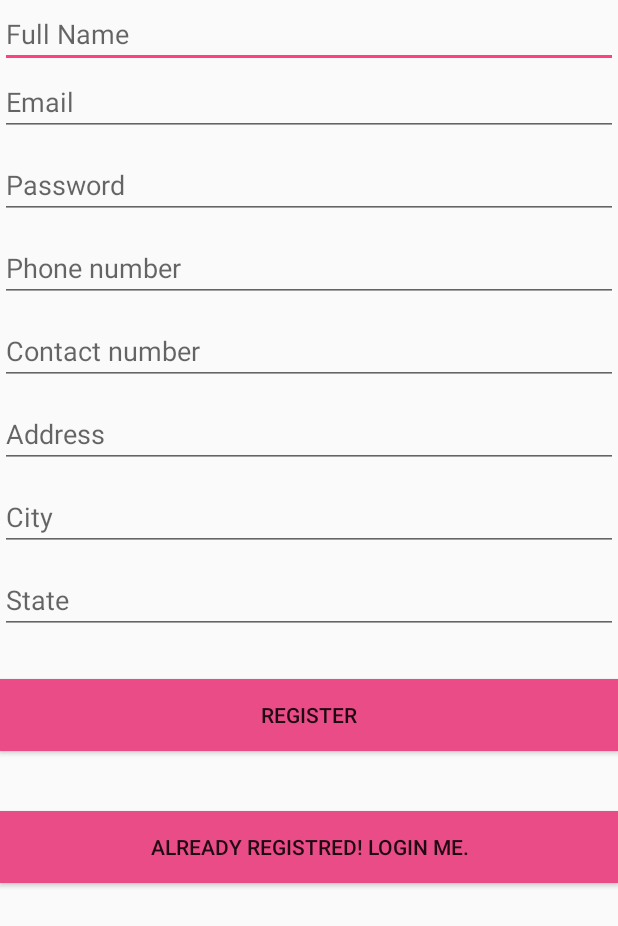
After one commit to indira15/usedbooks, an Android app: the layout activity_register.xml on its own in the app's theme, with its tools: preview values and no code run, on a phone screen of 412 x 824 dp. The commit adds this screen. Shown: the top 926 px of the screen. Run offline under Robolectric (Android 15) with nearby library versions, the phone set to English and light mode, and no system bars.

Commit message:
register activity

```diff
--- a/app/build.gradle
+++ b/app/build.gradle
@@ -33,6 +33,7 @@ dependencies {
     compile 'com.squareup.retrofit2:converter-gson:2.2.0'
     compile 'com.android.support:cardview-v7:25.3.0'
     compile 'com.android.support:design:25.3.0'
+    compile 'com.squareup.okhttp3:okhttp:3.1.2'
 
     testCompile 'junit:junit:4.12'
 }
--- a/app/src/main/AndroidManifest.xml
+++ b/app/src/main/AndroidManifest.xml
@@ -17,10 +17,6 @@
         android:label="@string/app_name"
         android:supportsRtl="true"
         android:theme="@style/AppTheme">
-        <activity
-            android:name=".LoginActivity"
-            android:label="@string/app_name">
-        </activity>
 
         <activity android:name=".BooksListActivity"
             android:label="@string/app_name">
--- a/app/src/main/java/com/indira/usedbooks/RetrofitUtils.java
+++ b/app/src/main/java/com/indira/usedbooks/RetrofitUtils.java
@@ -11,7 +11,7 @@ import okhttp3.MultipartBody;
 import okhttp3.RequestBody;
 
 /**
- * Created by jotishsuthar on 10/04/17.
+ * Created
  */
 
 public class RetrofitUtils {
--- a/app/src/main/java/com/indira/usedbooks/entity/Response.java
+++ b/app/src/main/java/com/indira/usedbooks/entity/Response.java
@@ -1,7 +1,7 @@
 package com.indira.usedbooks.entity;
 
 /**
- * Created by jotishsuthar on 10/04/17.
+ * Created by indusuthar on 10/04/17.
  */
 
 public class Response {
--- /dev/null
+++ b/app/src/main/res/layout/activity_register.xml
@@ -0,0 +1,118 @@
+<LinearLayout xmlns:android="http://schemas.android.com/apk/res/android"
+    xmlns:tools="http://schemas.android.com/tools"
+    android:layout_width="match_parent"
+    android:layout_height="match_parent"
+    android:gravity="center_horizontal"
+    android:orientation="vertical">
+
+
+    <EditText
+        android:id="@+id/name"
+        android:layout_width="fill_parent"
+        android:layout_height="wrap_content"
+        android:hint="@string/name"
+        android:inputType="text"
+        android:digits="abcdefghijklmnopqrstuvwxyzABCDEFGHIJKLMNOPQRSTUVWXYZ"
+        android:maxLength="25"/>
+
+
+
+
+    <EditText
+        android:id="@+id/email"
+        android:layout_width="fill_parent"
+        android:layout_height="wrap_content"
+        android:layout_marginBottom="10dp"
+        android:hint="@string/email"
+        android:maxLength="25"
+        android:inputType="textEmailAddress"
+        />
+
+    <EditText
+        android:id="@+id/password"
+        android:layout_width="fill_parent"
+        android:layout_height="wrap_content"
+        android:layout_marginBottom="10dp"
+        android:hint="@string/password"
+        android:maxLength="25"
+        android:inputType="textPassword"
+
+         />
+
+    <EditText
+        android:id="@+id/phoneno"
+        android:layout_width="fill_parent"
+        android:layout_height="wrap_content"
+        android:layout_marginBottom="10dp"
+        android:hint="@string/phoneno"
+        android:maxLength="14"
+        android:inputType="phone"
+        />
+
+    <EditText
+        android:id="@+id/phoneno2"
+        android:layout_width="fill_parent"
+        android:layout_height="wrap_content"
+        android:layout_marginBottom="10dp"
+        android:hint="@string/phoneno2"
+        android:maxLength="14"
+        android:inputType="phone"
+
+        />
+
+    <EditText
+        android:id="@+id/address"
+        android:layout_width="fill_parent"
+        android:layout_height="wrap_content"
+        android:layout_marginBottom="10dp"
+        android:hint="@string/address"
+        android:maxLength="30"
+        android:inputType="textPostalAddress"
+
+        />
+    <EditText
+        android:id="@+id/city"
+        android:digits="abcdefghijklmnopqrstuvwxyzABCDEFGHIJKLMNOPQRSTUVWXYZ"
+        android:layout_width="fill_parent"
+        android:layout_height="wrap_content"
+        android:layout_marginBottom="10dp"
+        android:maxLength="25"
+        android:inputType="text"
+        android:hint="@string/city"
+        />
+    <EditText
+        android:id="@+id/state"
+        android:digits="abcdefghijklmnopqrstuvwxyzABCDEFGHIJKLMNOPQRSTUVWXYZ"
+        android:layout_width="fill_parent"
+        android:layout_height="wrap_content"
+        android:layout_marginBottom="10dp"
+        android:hint="@string/state"
+        android:maxLength="25"
+        android:inputType="text"
+        />
+
+
+
+
+    <!-- Login Button -->
+
+    <Button
+        android:id="@+id/btnRegister"
+        android:layout_width="fill_parent"
+        android:layout_height="wrap_content"
+        android:layout_marginTop="20dip"
+        android:background="#ea4c88"
+        android:text="@string/btn_register"
+        />
+
+    <!-- Link to Login Screen -->
+
+    <Button
+        android:id="@+id/btnLinkToLoginScreen"
+        android:layout_width="fill_parent"
+        android:layout_height="wrap_content"
+        android:layout_marginTop="40dip"
+        android:background="#ea4c88"
+        android:text="@string/btn_link_to_login"
+         />
+</LinearLayout>
--- a/app/src/main/res/values/strings.xml
+++ b/app/src/main/res/values/strings.xml
@@ -8,7 +8,22 @@
     <string name="edition">Edition</string>
     <string name="cost">Cost</string>
     <string name="Submit">Submit</string>
-    <string name="prompt_password">Password (optional)</string>
+    <string name="name">Full Name</string>
+    <string name="email">Email</string>
+    <string name="phoneno">Phone number</string>
+    <string name="phoneno2">Contact number</string>
+    <string name="address">Address</string>
+    <string name="city">City</string>
+    <string name="state">State</string>
+    <string name="password">Password</string>
+    <string name="btn_link_to_register">Not a member? Sign up now.</string>
+    <string name="btn_link_to_login">Already registred! Login Me.</string>
+    <string name="welcome">Welcome</string>
+    <string name="btn_logout">LOGOUT</string>
+    <string name="btn_register">REGISTER</string>
+    <string name="btn_login">LOGIN</string>
+
+
     <string name="action_sign_in">Sign in or register</string>
     <string name="action_sign_in_short">Sign in</string>
     <string name="error_invalid_email">This email address is invalid</string>
@@ -16,7 +31,6 @@
     <string name="error_incorrect_password">This password is incorrect</string>
     <string name="error_field_required">This field is required</string>
     <string name="permission_rationale">"Contacts permissions are needed for providing email
-        completions."
-    </string>
+        completions."</string>
     <string name="addbooks">Add Book</string>
 </resources>
```
Also changed, not shown: app/src/main/java/com/indira/usedbooks/GetUserInterface.java (added, +34 -0 lines), app/src/main/java/com/indira/usedbooks/RegisterActivity.java (added, +181 -0 lines), app/src/main/java/com/indira/usedbooks/entity/User.java (+53 -1 lines), app/src/main/res/layout/activity_contactdetails.xml (added, +19 -0 lines), app/src/main/res/layout/activity_login.xml (added, +61 -0 lines).
